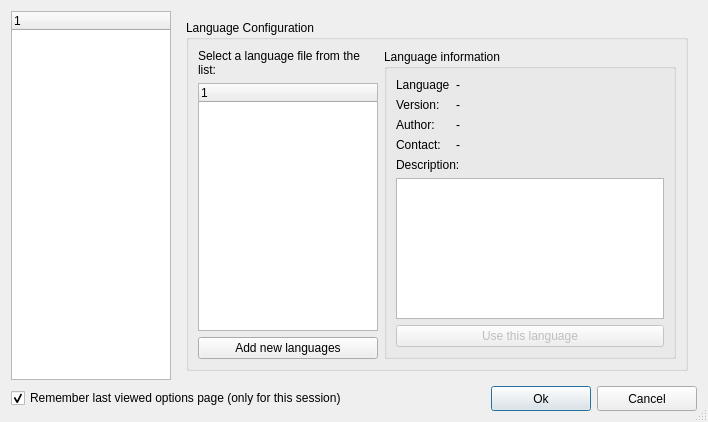
Above: ui/options.ui from ckorn/xvst before the change. Below: the same form after it.
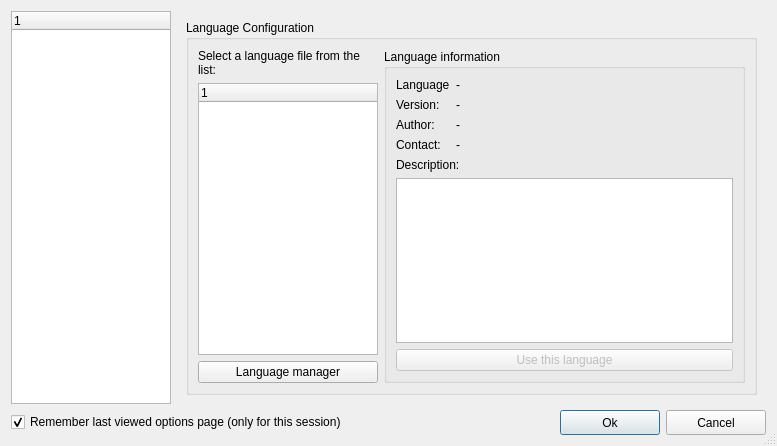
That is the form after the change. The open tabs and pages were chosen to show the change. Icons and pictures are not drawn.

Commit message: - Implemented languages manager

Diff of the .ui file:
```diff
--- a/ui/options.ui
+++ b/ui/options.ui
@@ -6,8 +6,8 @@
    <rect>
     <x>0</x>
     <y>0</y>
-    <width>708</width>
-    <height>422</height>
+    <width>777</width>
+    <height>446</height>
    </rect>
   </property>
   <property name="windowTitle">
@@ -463,7 +463,7 @@
           <item row="2" column="0">
            <widget class="QPushButton" name="btnAddNewLanguages">
             <property name="text">
-             <string>Add new languages</string>
+             <string>Language manager</string>
             </property>
            </widget>
           </item>
```
Left out of the diff: 2 changed lines with no effect on the pictures. The commit also changes 10 other files.
